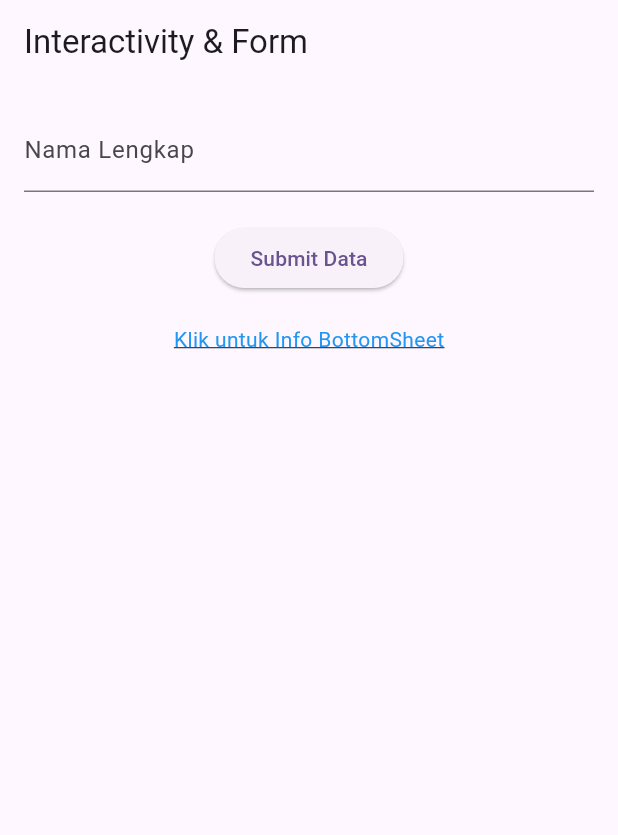
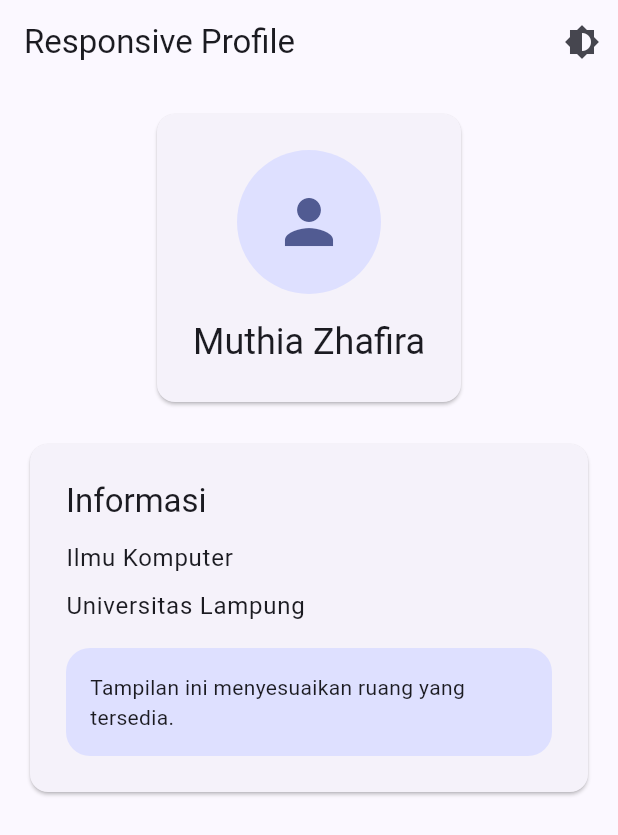
Before and after one commit to muthiazha/prak-mobilelanjut-2467051025, a Flutter app: the screen it shows after launch, on a phone screen of 412 x 824 dp. Shown: the top 835 px of the screen. Run offline on Flutter 3.47's test engine with Material 3 defaults, Android fonts, the light colour scheme and no system bars.

Commit message:
Pertemuan 5

```diff
--- /dev/null
+++ b/lib/app_theme.dart
@@ -0,0 +1,19 @@
+import 'package:flutter/material.dart';
+
+class AppTheme {
+  static final ThemeData lightTheme = ThemeData(
+    useMaterial3: true,
+    colorScheme: ColorScheme.fromSeed(
+      seedColor: Colors.indigo,
+      brightness: Brightness.light,
+    ),
+  );
+
+  static final ThemeData darkTheme = ThemeData(
+    useMaterial3: true,
+    colorScheme: ColorScheme.fromSeed(
+      seedColor: Colors.indigo,
+      brightness: Brightness.dark,
+    ),
+  );
+}
--- a/lib/main.dart
+++ b/lib/main.dart
@@ -1,24 +1,41 @@
 import 'package:flutter/material.dart';
 
-import 'first_widget.dart';
-import 'form_widget.dart';
+// import 'first_widget.dart';
+// import 'form_widget.dart';
+import 'app_theme.dart';
+import 'responsive_profile.dart';
 
 void main() {
   runApp(const MyApp());
 }
 
-class MyApp extends StatelessWidget {
+class MyApp extends StatefulWidget {
   const MyApp({super.key});
+
+  @override
+  State<MyApp> createState() => _MyAppState();
+}
+
+class _MyAppState extends State<MyApp> {
+  ThemeMode themeMode = ThemeMode.light;
+
+  void toggleTheme() {
+    setState(() {
+      themeMode = themeMode == ThemeMode.light
+          ? ThemeMode.dark
+          : ThemeMode.light;
+    });
+  }
 
   @override
   Widget build(BuildContext context) {
     return MaterialApp(
-      title: 'Praktikum Mobile Lanjut',
-      theme: ThemeData(
-        colorScheme: ColorScheme.fromSeed(seedColor: Colors.deepPurple),
-        useMaterial3: true,
-      ),
-      home: FormWidget(),
+      debugShowCheckedModeBanner: false,
+      title: 'Responsive Profile',
+      theme: AppTheme.lightTheme,
+      darkTheme: AppTheme.darkTheme,
+      themeMode: themeMode,
+      home: ResponsiveProfilePage(onThemeChanged: toggleTheme),
     );
   }
 }
--- /dev/null
+++ b/lib/responsive_profile.dart
@@ -0,0 +1,127 @@
+import 'package:flutter/material.dart';
+
+class ResponsiveProfilePage extends StatelessWidget {
+  final VoidCallback onThemeChanged;
+
+  const ResponsiveProfilePage({super.key, required this.onThemeChanged});
+
+  @override
+  Widget build(BuildContext context) {
+    final size = MediaQuery.of(context).size;
+
+    return Scaffold(
+      appBar: AppBar(
+        title: const Text('Responsive Profile'),
+        actions: [
+          IconButton(
+            onPressed: onThemeChanged,
+            icon: const Icon(Icons.brightness_6),
+          ),
+        ],
+      ),
+      body: Padding(
+        padding: EdgeInsets.all(size.width < 600 ? 16 : 32),
+        child: LayoutBuilder(
+          builder: (context, constraints) {
+            return OrientationBuilder(
+              builder: (context, orientation) {
+                final isWide =
+                    constraints.maxWidth >= 600 ||
+                    orientation == Orientation.landscape;
+
+                return isWide
+                    ? const Row(
+                        crossAxisAlignment: CrossAxisAlignment.start,
+                        children: [
+                          Expanded(child: _ProfileHeader()),
+                          SizedBox(width: 24),
+                          Expanded(child: _ProfileInfo()),
+                        ],
+                      )
+                    : const Column(
+                        children: [
+                          _ProfileHeader(),
+                          SizedBox(height: 20),
+                          _ProfileInfo(),
+                        ],
+                      );
+              },
+            );
+          },
+        ),
+      ),
+    );
+  }
+}
+
+class _ProfileHeader extends StatelessWidget {
+  const _ProfileHeader();
+
+  @override
+  Widget build(BuildContext context) {
+    return Card(
+      child: Padding(
+        padding: const EdgeInsets.all(24),
+        child: Column(
+          children: [
+            CircleAvatar(
+              radius: 48,
+              child: Icon(
+                Icons.person,
+                size: 48,
+                color: Theme.of(context).colorScheme.primary,
+              ),
+            ),
+            const SizedBox(height: 16),
+            Text(
+              'Muthia Zhafira',
+              style: Theme.of(context).textTheme.headlineSmall,
+              textAlign: TextAlign.center,
+            ),
+          ],
+        ),
+      ),
+    );
+  }
+}
+
+class _ProfileInfo extends StatelessWidget {
+  const _ProfileInfo();
+
+  @override
+  Widget build(BuildContext context) {
+    final scheme = Theme.of(context).colorScheme;
+
+    return Card(
+      child: Padding(
+        padding: const EdgeInsets.all(24),
+        child: Column(
+          crossAxisAlignment: CrossAxisAlignment.start,
+          children: [
+            Text('Informasi', style: Theme.of(context).textTheme.titleLarge),
+            const SizedBox(height: 12),
+            Text('Ilmu Komputer', style: Theme.of(context).textTheme.bodyLarge),
+            const SizedBox(height: 8),
+            Text(
+              'Universitas Lampung',
+              style: Theme.of(context).textTheme.bodyLarge,
+            ),
+            const SizedBox(height: 16),
+            Container(
+              width: double.infinity,
+              padding: const EdgeInsets.all(16),
+              decoration: BoxDecoration(
+                color: scheme.primaryContainer,
+                borderRadius: BorderRadius.circular(16),
+              ),
+              child: Text(
+                'Tampilan ini menyesuaikan ruang yang tersedia.',
+                style: Theme.of(context).textTheme.bodyMedium,
+              ),
+            ),
+          ],
+        ),
+      ),
+    );
+  }
+}
```
